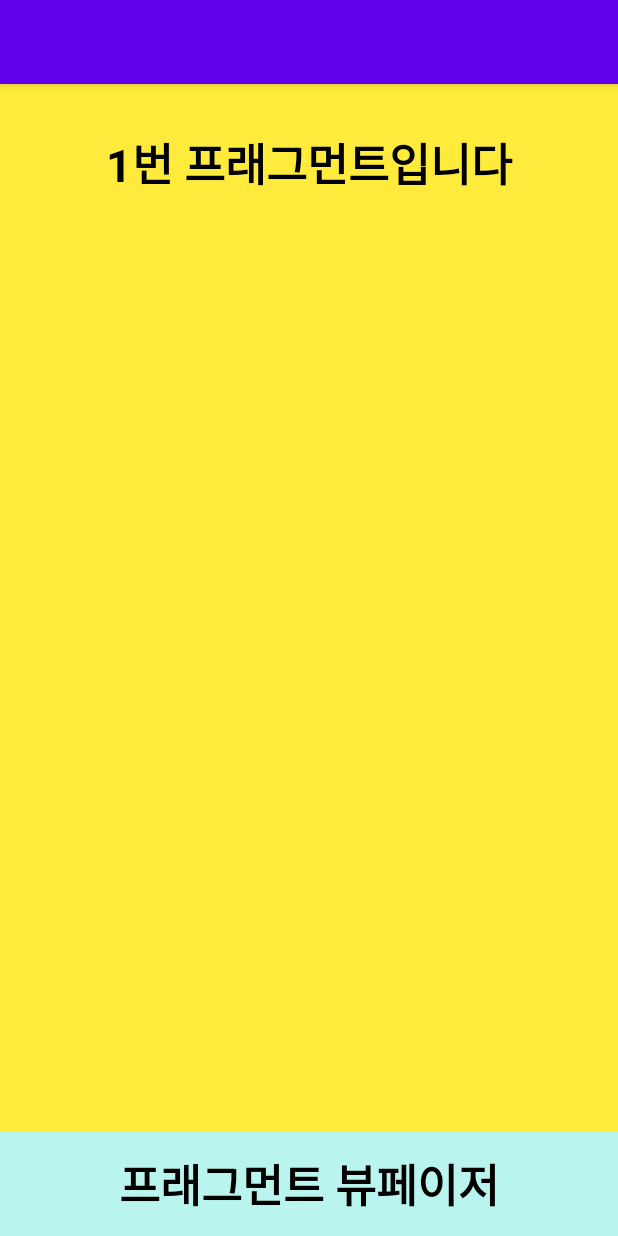
After one commit to njs8590/ViewPager2-sample, an Android app: the Fragment1 screen opened directly, with no data from a screen before it, on a phone screen of 412 x 824 dp. The commit adds this screen. Run offline under Robolectric (Android 15) with nearby library versions, the phone set to English and light mode, and no system bars; libraries missing offline, so code that uses them is left out: com.tbuonomo.viewpagerdotsindicator.

Commit message:
프래그먼트 뷰페이저 예제 추가

```diff
--- a/app/src/main/AndroidManifest.xml
+++ b/app/src/main/AndroidManifest.xml
@@ -16,6 +16,8 @@
                 <category android:name="android.intent.category.LAUNCHER" />
             </intent-filter>
         </activity>
+        <activity android:name=".PagerActivity"/>
+        <activity android:name=".fragment.FragmentPagerActivity"/>
     </application>
 
 </manifest>
--- /dev/null
+++ b/app/src/main/java/com/namdroid/viewpagerexample/fragment/Fragment1.kt
@@ -0,0 +1,21 @@
+package com.namdroid.viewpagerexample.fragment
+
+import android.os.Bundle
+import android.view.LayoutInflater
+import android.view.View
+import android.view.ViewGroup
+import androidx.fragment.app.Fragment
+import com.namdroid.viewpagerexample.R
+
+class Fragment1: Fragment(){
+    override fun onCreate(savedInstanceState: Bundle?) {
+        super.onCreate(savedInstanceState)
+    }
+
+    override fun onCreateView(inflater: LayoutInflater, container: ViewGroup?,
+                              savedInstanceState: Bundle?): View? {
+        val view = inflater.inflate(R.layout.fragment1, null)
+        // 처리
+        return view
+    }
+}
--- /dev/null
+++ b/app/src/main/java/com/namdroid/viewpagerexample/fragment/FragmentPagerActivity.kt
@@ -0,0 +1,46 @@
+package com.namdroid.viewpagerexample.fragment
+
+import android.graphics.Color
+import androidx.appcompat.app.AppCompatActivity
+import android.os.Bundle
+import androidx.fragment.app.Fragment
+import androidx.fragment.app.FragmentActivity
+import androidx.viewpager.widget.ViewPager
+import androidx.viewpager2.adapter.FragmentStateAdapter
+import androidx.viewpager2.widget.ViewPager2
+import com.namdroid.viewpagerexample.MyPagerAdapter
+import com.namdroid.viewpagerexample.MyPagerViewModel
+import com.namdroid.viewpagerexample.R
+import com.tbuonomo.viewpagerdotsindicator.WormDotsIndicator
+import kotlinx.android.synthetic.main.activity_main.*
+import kotlinx.android.synthetic.main.activity_viewpager.*
+
+class FragmentPagerActivity : AppCompatActivity() {
+    override fun onCreate(savedInstanceState: Bundle?) {
+        super.onCreate(savedInstanceState)
+        setContentView(R.layout.activity_viewpager_fragment)
+
+        var fragmentViewPager = findViewById<ViewPager2>(R.id.fragment_viewPager)
+        fragmentViewPager.adapter = ScreenSlidePagerAdapter(this)
+        fragmentViewPager.orientation = ViewPager2.ORIENTATION_HORIZONTAL
+
+    }
+
+    /**
+     * A simple pager adapter that represents 5 ScreenSlidePageFragment objects, in
+     * sequence.
+     */
+    private inner class ScreenSlidePagerAdapter(fa: FragmentActivity) : FragmentStateAdapter(fa) {
+        var NUM_PAGES = 3
+
+        override fun getItemCount(): Int = NUM_PAGES
+
+        override fun createFragment(position: Int): Fragment {
+            return when(position){
+                0 -> Fragment1()
+                1 -> Fragment2()
+                else -> Fragment3()
+            }
+        }
+    }
+}
--- /dev/null
+++ b/app/src/main/res/layout/activity_viewpager_fragment.xml
@@ -0,0 +1,40 @@
+<?xml version="1.0" encoding="utf-8"?>
+    <LinearLayout
+        xmlns:android="http://schemas.android.com/apk/res/android"
+        xmlns:tools="http://schemas.android.com/tools"
+        android:layout_width="match_parent"
+        android:layout_height="match_parent"
+        tools:context=".MainActivity"
+        android:orientation="vertical"
+        >
+
+        <androidx.viewpager2.widget.ViewPager2
+            android:id="@+id/fragment_viewPager"
+            android:layout_width="match_parent"
+            android:layout_height="match_parent"
+            android:layout_weight="1"
+            >
+
+        </androidx.viewpager2.widget.ViewPager2>
+
+        <LinearLayout
+            android:id="@+id/linearLayout"
+            android:layout_width="match_parent"
+            android:layout_height="match_parent"
+            android:orientation="horizontal"
+            android:layout_weight="10"
+            android:background="#B9F4EF"
+            >
+            <TextView
+                android:layout_width="match_parent"
+                android:layout_height="wrap_content"
+                android:text="프래그먼트 뷰페이저"
+                android:textStyle="bold"
+                android:textSize="30dp"
+                android:textColor="@color/black"
+                android:gravity="center"
+                android:layout_gravity="center"
+                />
+
+        </LinearLayout>
+    </LinearLayout>
--- /dev/null
+++ b/app/src/main/res/layout/fragment1.xml
@@ -0,0 +1,21 @@
+<?xml version="1.0" encoding="utf-8"?>
+<LinearLayout
+    xmlns:android="http://schemas.android.com/apk/res/android" android:layout_width="match_parent"
+    android:layout_height="match_parent"
+    android:background="#FFEB3B"
+    >
+
+    <TextView
+        android:layout_width="match_parent"
+        android:layout_height="wrap_content"
+        android:text="1번 프래그먼트입니다"
+        android:textStyle="bold"
+        android:textSize="30dp"
+        android:textColor="@color/black"
+        android:gravity="center"
+        android:layout_margin="30dp"
+        >
+
+    </TextView>
+
+</LinearLayout>
```
Also changed, not shown: app/src/main/java/com/namdroid/viewpagerexample/MainActivity.kt (+12 -10 lines), app/src/main/java/com/namdroid/viewpagerexample/PagerActivity.kt (added, +31 -0 lines), app/src/main/java/com/namdroid/viewpagerexample/fragment/Fragment2.kt (added, +21 -0 lines), app/src/main/java/com/namdroid/viewpagerexample/fragment/Fragment3.kt (added, +21 -0 lines), app/src/main/res/layout/activity_main.xml (+13 -26 lines), app/src/main/res/layout/activity_viewpager.xml (added, +43 -0 lines), app/src/main/res/layout/fragment2.xml (added, +21 -0 lines), app/src/main/res/layout/fragment3.xml (added, +21 -0 lines).
